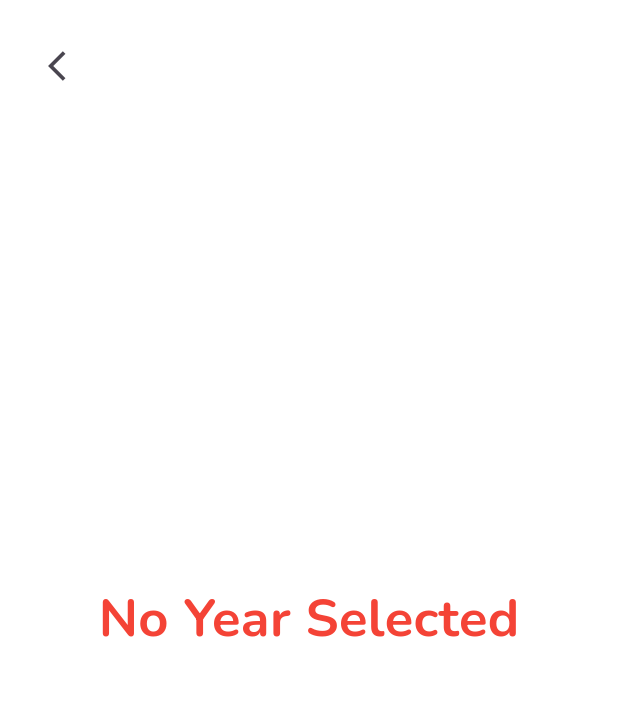
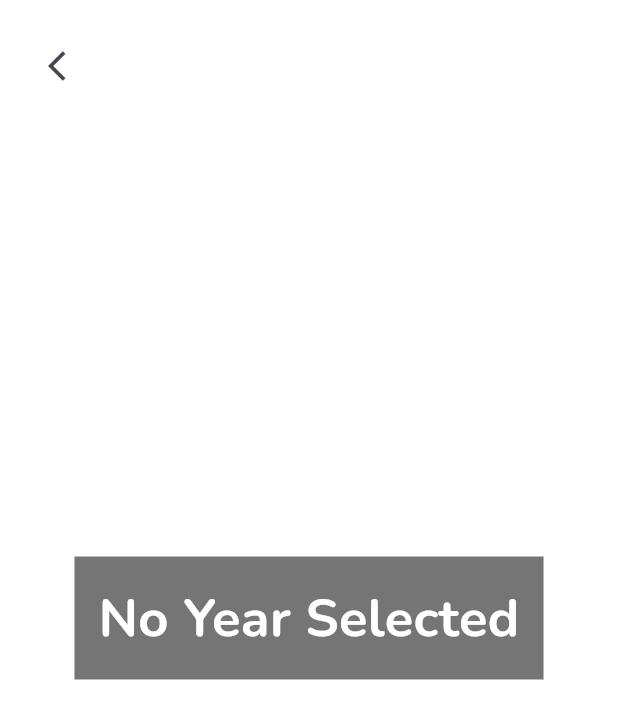
Before and after one commit to StanislavSeryogin/choice_date_of_birth, a Flutter app: the SummaryOfSelectionScreen screen opened directly, on a phone screen of 412 x 824 dp. Shown: the top 719 px of the screen. Run offline on Flutter 3.47's test engine with Material 2 defaults, Android fonts, the phone set to English and light mode, and no system bars; drawn by our look-alikes of flutter_animate; our stand-ins replace equatable, flutter_bloc, google_fonts.

Commit message:
add animation to summary screen

```diff
--- a/lib/pages/summary_of_selection/summary_of_selections_screen.dart
+++ b/lib/pages/summary_of_selection/summary_of_selections_screen.dart
@@ -1,8 +1,10 @@
+import 'package:choice_date_of_birth/pages/summary_of_selection/widgets/selected_year_widget.dart';
 import 'package:choice_date_of_birth/widgets/back_button_widget.dart';
 import 'package:flutter/material.dart';
 import 'package:flutter_bloc/flutter_bloc.dart';
 
 import '../../cubit/export_cubit.dart';
+import 'widgets/no_years_selected_widget.dart';
 
 class SummaryOfSelectionScreen extends StatelessWidget {
   const SummaryOfSelectionScreen({Key? key}) : super(key: key);
@@ -15,27 +17,11 @@ class SummaryOfSelectionScreen extends StatelessWidget {
           return Stack(
             children: [
               if (state is DateSelected)
-                Center(
-                  child: Text(
-                    'Selected Year: ${state.year}',
-                    style: const TextStyle(
-                      fontWeight: FontWeight.w700,
-                      fontSize: 35.0,
-                    ),
-                  ),
+                SelectedYearWidget(
+                  text: 'Selected Year: ${state.year}',
                 )
               else
-                const Center(
-                  child: Text(
-                    'No Year Selected',
-                    style: TextStyle(
-                      fontWeight: FontWeight.w700,
-                      fontSize: 35.0,
-                      color: Colors.red,
-                    ),
-                  ),
-                ),
-
+                const NoYearSelectedWidget(),
               const BackButtonWidget(),
             ],
           );
--- /dev/null
+++ b/lib/pages/summary_of_selection/widgets/no_years_selected_widget.dart
@@ -0,0 +1,30 @@
+import 'package:flutter/material.dart';
+import 'package:flutter_animate/flutter_animate.dart';
+
+class NoYearSelectedWidget extends StatelessWidget {
+  const NoYearSelectedWidget({
+    super.key,
+  });
+
+  @override
+  Widget build(BuildContext context) {
+    return Center(
+      child: Container(
+        color: Colors.black54,
+        padding: const EdgeInsets.all(16),
+        child: const Text(
+          'No Year Selected',
+          style: TextStyle(
+            fontWeight: FontWeight.w700,
+            fontSize: 35.0,
+            color: Colors.white,
+          ),
+        ),
+      )
+          .animate(onPlay: (controller) => controller.repeat(reverse: true))
+          .scaleXY(end: 1.1, curve: Curves.easeInOutCubic)
+          .tint(color: Colors.red, end: 0.7)
+          .elevation(end: 20),
+    );
+  }
+}
--- a/pubspec.yaml
+++ b/pubspec.yaml
@@ -16,6 +16,7 @@ dependencies:
   flutter_bloc: ^8.1.3
   equatable: ^2.0.5
   google_fonts: ^6.1.0
+  flutter_animate: ^4.2.0+1
 
 dev_dependencies:
   flutter_test:
```
Also changed, not shown: lib/pages/summary_of_selection/widgets/selected_year_widget.dart (added, +33 -0 lines), pubspec.lock.
